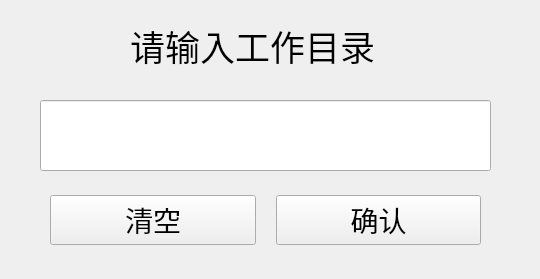
This is createproject.ui in kagura114/NetCard as Qt 5 draws it before an edit. The edited form follows.
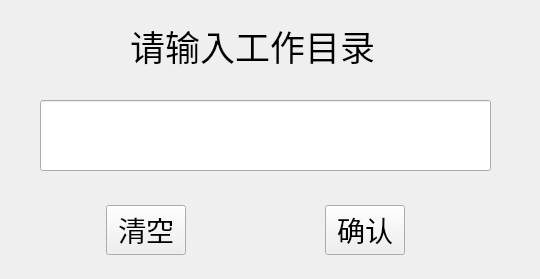
This is the edited form.

```diff
--- a/createproject.ui
+++ b/createproject.ui
@@ -56,14 +56,14 @@
   <widget class="QWidget" name="horizontalLayoutWidget">
    <property name="geometry">
     <rect>
-     <x>50</x>
-     <y>170</y>
+     <x>40</x>
+     <y>180</y>
      <width>431</width>
      <height>101</height>
     </rect>
    </property>
    <layout class="QHBoxLayout" name="horizontalLayout">
-    <item>
+    <item alignment="Qt::AlignHCenter">
      <widget class="QPushButton" name="pushButton_2">
       <property name="font">
        <font>
@@ -75,20 +75,7 @@
       </property>
      </widget>
     </item>
-    <item>
-     <spacer name="verticalSpacer">
-      <property name="orientation">
-       <enum>Qt::Vertical</enum>
-      </property>
-      <property name="sizeHint" stdset="0">
-       <size>
-        <width>14</width>
-        <height>40</height>
-       </size>
-      </property>
-     </spacer>
-    </item>
-    <item>
+    <item alignment="Qt::AlignHCenter">
      <widget class="QPushButton" name="Enter">
       <property name="font">
        <font>
```
